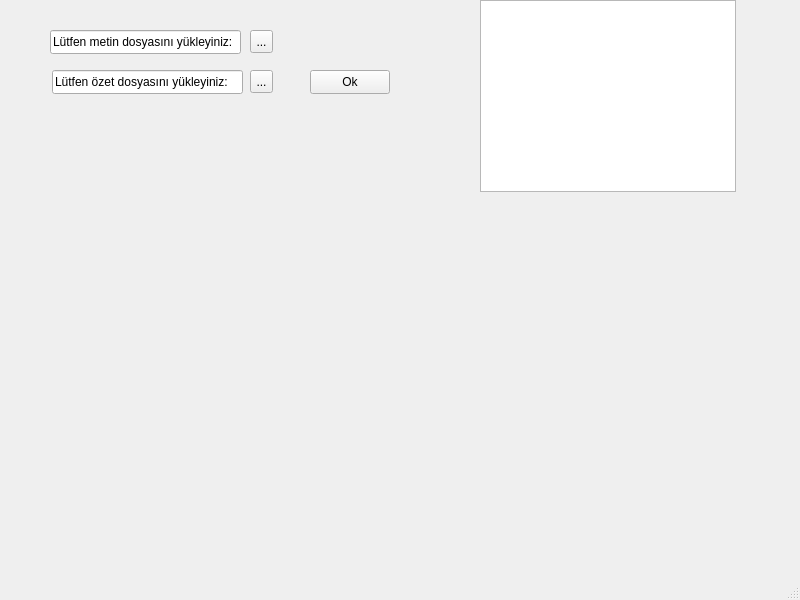
Before: the Qt Designer form mainwindow.ui in MuhammetErenGur/text-summarizer, drawn with Qt 5.
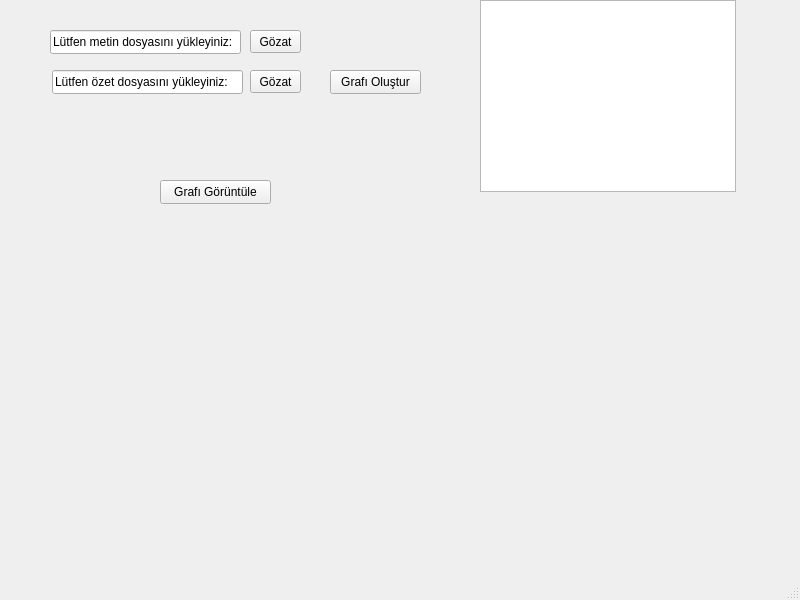
After: the same form once the commit is applied.

The edit to the form file:
```diff
--- a/mainwindow.ui
+++ b/mainwindow.ui
@@ -34,7 +34,7 @@
      <rect>
       <x>50</x>
       <y>20</y>
-      <width>351</width>
+      <width>391</width>
       <height>80</height>
      </rect>
     </property>
@@ -43,7 +43,7 @@
       <rect>
        <x>200</x>
        <y>10</y>
-       <width>23</width>
+       <width>51</width>
        <height>23</height>
       </rect>
      </property>
@@ -57,7 +57,7 @@
       <set>Qt::ImhNone</set>
      </property>
      <property name="text">
-      <string>...</string>
+      <string>Gözat</string>
      </property>
      <property name="autoRaise">
       <bool>false</bool>
@@ -68,12 +68,12 @@
       <rect>
        <x>200</x>
        <y>50</y>
-       <width>23</width>
+       <width>51</width>
        <height>23</height>
       </rect>
      </property>
      <property name="text">
-      <string>...</string>
+      <string>Gözat</string>
      </property>
     </widget>
     <widget class="QLineEdit" name="metinText">
@@ -108,14 +108,14 @@
     <widget class="QPushButton" name="pushButton">
      <property name="geometry">
       <rect>
-       <x>260</x>
+       <x>280</x>
        <y>50</y>
-       <width>80</width>
+       <width>91</width>
        <height>24</height>
       </rect>
      </property>
      <property name="text">
-      <string>Ok</string>
+      <string>Grafı Oluştur</string>
      </property>
     </widget>
    </widget>
@@ -129,6 +129,29 @@
      </rect>
     </property>
    </widget>
+   <widget class="QWidget" name="widget_2" native="true">
+    <property name="geometry">
+     <rect>
+      <x>140</x>
+      <y>160</y>
+      <width>151</width>
+      <height>61</height>
+     </rect>
+    </property>
+    <widget class="QPushButton" name="pushButton_2">
+     <property name="geometry">
+      <rect>
+       <x>20</x>
+       <y>20</y>
+       <width>111</width>
+       <height>24</height>
+      </rect>
+     </property>
+     <property name="text">
+      <string>Grafı Görüntüle</string>
+     </property>
+    </widget>
+   </widget>
   </widget>
   <widget class="QMenuBar" name="menubar">
    <property name="geometry">
```
Left out of the diff: 2 changed lines with no effect on the pictures.
